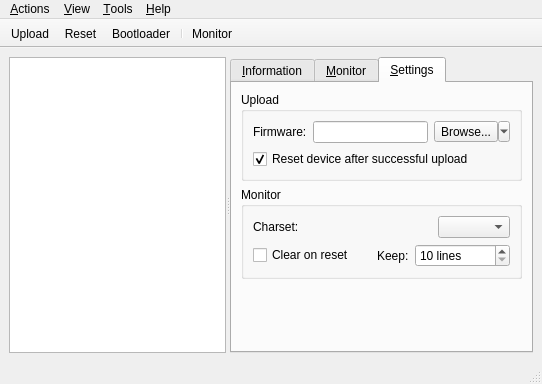
Koromix/tytools, file tyqt/main_window.ui: the form before one commit.
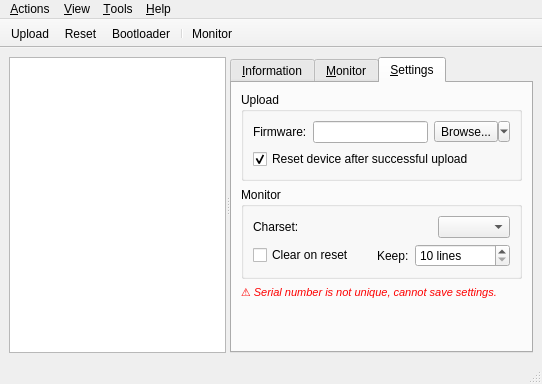
The form after the commit. The open tabs and pages were chosen to show the change. Icons and pictures are not drawn. Custom widgets are drawn as their Qt base class.

Commit message: Show warning when board settings are not persistent

Patch:
```diff
--- a/tyqt/main_window.ui
+++ b/tyqt/main_window.ui
@@ -397,6 +397,59 @@
            </layout>
           </widget>
          </item>
+         <item>
+          <widget class="QLabel" name="ambiguousBoardLabel">
+           <property name="palette">
+            <palette>
+             <active>
+              <colorrole role="WindowText">
+               <brush brushstyle="SolidPattern">
+                <color alpha="255">
+                 <red>254</red>
+                 <green>0</green>
+                 <blue>0</blue>
+                </color>
+               </brush>
+              </colorrole>
+             </active>
+             <inactive>
+              <colorrole role="WindowText">
+               <brush brushstyle="SolidPattern">
+                <color alpha="255">
+                 <red>254</red>
+                 <green>0</green>
+                 <blue>0</blue>
+                </color>
+               </brush>
+              </colorrole>
+             </inactive>
+             <disabled>
+              <colorrole role="WindowText">
+               <brush brushstyle="SolidPattern">
+                <color alpha="255">
+                 <red>117</red>
+                 <green>117</green>
+                 <blue>117</blue>
+                </color>
+               </brush>
+              </colorrole>
+             </disabled>
+            </palette>
+           </property>
+           <property name="font">
+            <font>
+             <pointsize>8</pointsize>
+             <italic>true</italic>
+            </font>
+           </property>
+           <property name="text">
+            <string>⚠ Serial number is not unique, cannot save settings.</string>
+           </property>
+           <property name="wordWrap">
+            <bool>true</bool>
+           </property>
+          </widget>
+         </item>
          <item>
           <spacer name="verticalSpacer">
            <property name="orientation">
```
The commit also changes 1 other file.
